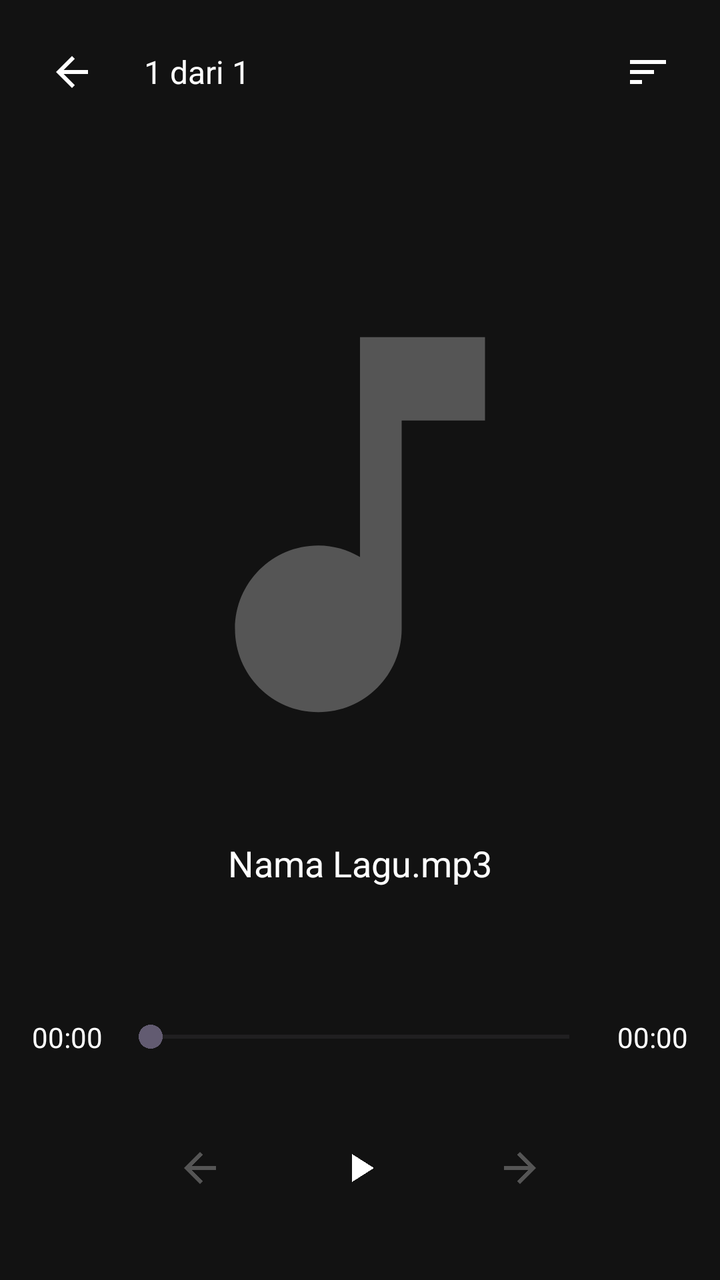
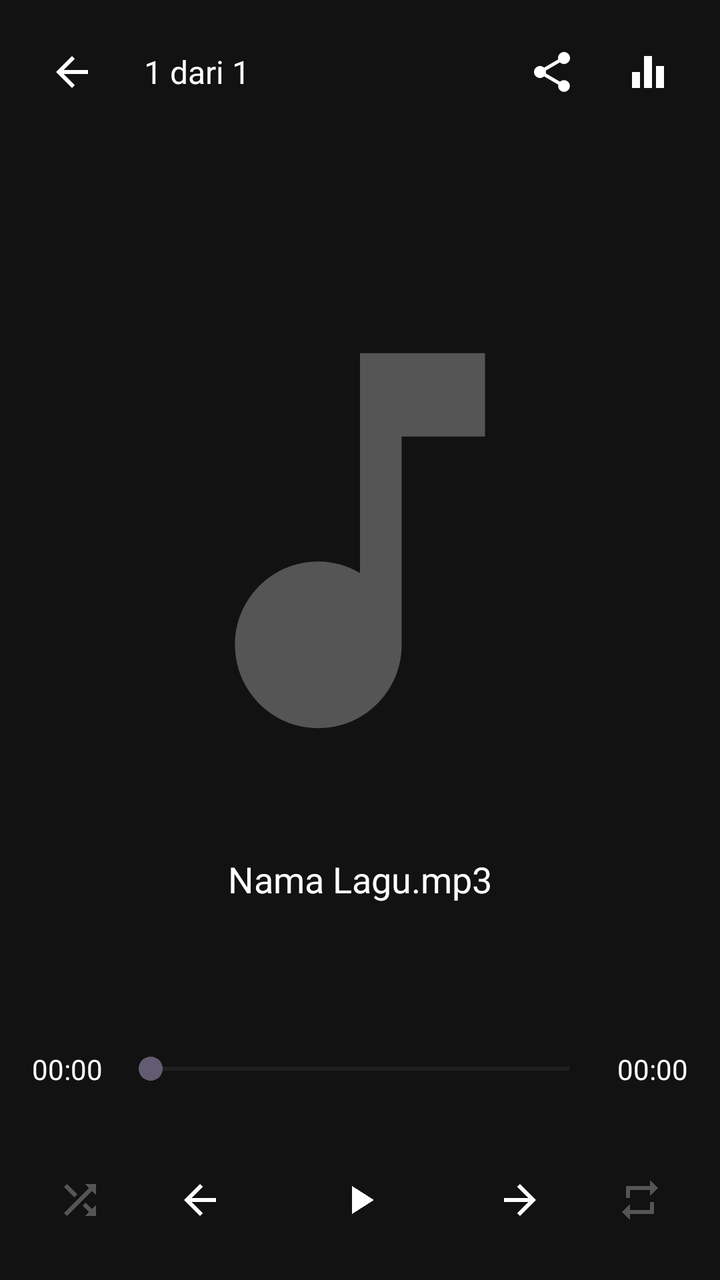

The first picture is an Android layout as it rendered before a commit; the second is the same layout after the commit. The layout source and the unified diff follow.
<!-- AndroidManifest.xml: application theme Theme.PlaManajer -->
<!-- res/layout/activity_audio_player.xml -->
<?xml version="1.0" encoding="utf-8"?>
<LinearLayout xmlns:android="http://schemas.android.com/apk/res/android"
    xmlns:app="http://schemas.android.com/apk/res-auto"
    android:layout_width="match_parent"
    android:layout_height="match_parent"
    android:background="#121212"
    android:orientation="vertical">

    
    <LinearLayout
        android:layout_width="match_parent"
        android:layout_height="wrap_content"
        android:gravity="center_vertical"
        android:orientation="horizontal"
        android:padding="16dp">
        <ImageButton
            android:id="@+id/btnBack"
            android:layout_width="40dp"
            android:layout_height="40dp"
            android:background="?attr/selectableItemBackgroundBorderless"
            android:src="@drawable/ic_back" />
        <TextView
            android:id="@+id/tvCounter"
            android:layout_width="0dp"
            android:layout_height="wrap_content"
            android:layout_marginStart="16dp"
            android:layout_weight="1"
            android:text="1 dari 1"
            android:textColor="#FFFFFF"
            android:textSize="16sp" />
        <ImageButton
            android:layout_width="40dp"
            android:layout_height="40dp"
            android:background="?attr/selectableItemBackgroundBorderless"
            android:src="@drawable/ic_sort" 
            app:tint="#FFFFFF"/> 
    </LinearLayout>

    
    <LinearLayout
        android:layout_width="match_parent"
        android:layout_height="0dp"
        android:layout_weight="1"
        android:gravity="center"
        android:orientation="vertical">
        <ImageView
            android:layout_width="250dp"
            android:layout_height="250dp"
            android:src="@drawable/ic_music_note"
            app:tint="#555555" />
        
        <TextView
            android:id="@+id/tvTitle"
            android:layout_width="wrap_content"
            android:layout_height="wrap_content"
            android:layout_marginTop="32dp"
            android:text="Nama Lagu.mp3"
            android:textColor="#FFFFFF"
            android:textSize="18sp" />
    </LinearLayout>

    
    <LinearLayout
        android:layout_width="match_parent"
        android:layout_height="wrap_content"
        android:gravity="center_vertical"
        android:orientation="horizontal"
        android:paddingHorizontal="16dp">
        <TextView
            android:id="@+id/tvCurrent"
            android:layout_width="wrap_content"
            android:layout_height="wrap_content"
            android:text="00:00"
            android:textColor="#FFFFFF" />
        <SeekBar
            android:id="@+id/seekBar"
            android:layout_width="0dp"
            android:layout_height="wrap_content"
            android:layout_marginHorizontal="8dp"
            android:layout_weight="1"
            android:progressTint="#00BFA5" />
        <TextView
            android:id="@+id/tvTotal"
            android:layout_width="wrap_content"
            android:layout_height="wrap_content"
            android:text="00:00"
            android:textColor="#FFFFFF" />
    </LinearLayout>

    
    <LinearLayout
        android:layout_width="match_parent"
        android:layout_height="wrap_content"
        android:gravity="center"
        android:orientation="horizontal"
        android:padding="24dp">
        
        <ImageButton
            android:id="@+id/btnPrev"
            android:layout_width="48dp"
            android:layout_height="48dp"
            android:background="?attr/selectableItemBackgroundBorderless"
            android:src="@drawable/ic_back"
            app:tint="#555555" />

        <ImageButton
            android:id="@+id/btnPlayPause"
            android:layout_width="64dp"
            android:layout_height="64dp"
            android:layout_marginHorizontal="24dp"
            android:background="?attr/selectableItemBackgroundBorderless"
            android:src="@drawable/ic_play" />
            
        <ImageButton
            android:id="@+id/btnNext"
            android:layout_width="48dp"
            android:layout_height="48dp"
            android:background="?attr/selectableItemBackgroundBorderless"
            android:src="@drawable/ic_back"
            android:scaleX="-1"
            app:tint="#555555" />
    </LinearLayout>
</LinearLayout>
<!-- resources referenced by this layout -->
<resources>
  <!-- drawable ic_back (drawable) -->
  <vector xmlns:android="http://schemas.android.com/apk/res/android"
      android:width="24dp" android:height="24dp"
      android:viewportWidth="24" android:viewportHeight="24">
      <path android:fillColor="#FFFFFFFF"
          android:pathData="M20,11H7.83l5.59,-5.59L12,4l-8,8 8,8 1.41,-1.41L7.83,13H20v-2z"/>
  </vector>
  <!-- drawable ic_music_note (drawable) -->
  <vector xmlns:android="http://schemas.android.com/apk/res/android" android:width="24dp" android:height="24dp" android:viewportWidth="24" android:viewportHeight="24">
      <path android:fillColor="#4CAF50" android:pathData="M12,3v10.55c-0.59,-0.34 -1.27,-0.55 -2,-0.55 -2.21,0 -4,1.79 -4,4s1.79,4 4,4 4,-1.79 4,-4V7h4V3h-6z"/>
  </vector>
  <!-- drawable ic_play (drawable) -->
  <vector xmlns:android="http://schemas.android.com/apk/res/android"
      android:width="24dp"
      android:height="24dp"
      android:viewportWidth="24"
      android:viewportHeight="24">
      <path
          android:fillColor="#FFFFFF"
          android:pathData="M8,5v14l11,-7z"/>
  </vector>
  <!-- drawable ic_sort (drawable) -->
  <?xml version="1.0" encoding="utf-8"?>
  <vector xmlns:android="http://schemas.android.com/apk/res/android"
      android:width="24dp" android:height="24dp"
      android:viewportWidth="24" android:viewportHeight="24">
      <path android:fillColor="#FFFFFFFF"
          android:pathData="M3,18h6v-2L3,16v2zM3,6v2h18L21,6L3,6zM3,13h12v-2L3,11v2z"/>
  </vector>
  <style name="Theme.PlaManajer" parent="Theme.Material3.DayNight.NoActionBar">
          <item name="colorPrimary">@color/primary</item>
          <item name="colorOnPrimary">@color/on_primary</item>
          <item name="colorPrimaryContainer">@color/primary_container</item>
          <item name="colorOnPrimaryContainer">@color/on_primary_container</item>
          <item name="android:statusBarColor">?attr/colorSurface</item>
          <item name="android:windowLightStatusBar" tools:targetApi="m">?attr/isLightTheme</item>
      </style>
  <color name="primary">#5B8DEF</color>
  <color name="on_primary">#FFFFFF</color>
  <color name="primary_container">#D8E4FF</color>
  <color name="on_primary_container">#001B3D</color>
</resources>

<!-- the commit's change to res/layout/activity_audio_player.xml (unified diff, before → after) -->
@@ -28,12 +28,23 @@
             android:text="1 dari 1"
             android:textColor="#FFFFFF"
             android:textSize="16sp" />
+            
+        
         <ImageButton
+            android:id="@+id/btnShare"
+            android:layout_width="40dp"
+            android:layout_height="40dp"
+            android:layout_marginEnd="8dp"
+            android:background="?attr/selectableItemBackgroundBorderless"
+            android:src="@drawable/ic_share" />
+            
+        
+        <ImageButton
+            android:id="@+id/btnEqualizer"
             android:layout_width="40dp"
             android:layout_height="40dp"
             android:background="?attr/selectableItemBackgroundBorderless"
-            android:src="@drawable/ic_sort" 
-            app:tint="#FFFFFF"/> 
+            android:src="@drawable/ic_equalizer" />
     </LinearLayout>
 
     
@@ -93,15 +104,26 @@
         android:layout_height="wrap_content"
         android:gravity="center"
         android:orientation="horizontal"
-        android:padding="24dp">
+        android:paddingTop="24dp"
+        android:paddingBottom="8dp">
         
+        
+        <ImageButton
+            android:id="@+id/btnShuffle"
+            android:layout_width="40dp"
+            android:layout_height="40dp"
+            android:layout_marginEnd="16dp"
+            android:background="?attr/selectableItemBackgroundBorderless"
+            android:src="@drawable/ic_shuffle"
+            app:tint="#555555" />
+
         <ImageButton
             android:id="@+id/btnPrev"
             android:layout_width="48dp"
             android:layout_height="48dp"
             android:background="?attr/selectableItemBackgroundBorderless"
             android:src="@drawable/ic_back"
-            app:tint="#555555" />
+            app:tint="#FFFFFF" />
 
         <ImageButton
             android:id="@+id/btnPlayPause"
@@ -118,6 +140,16 @@
             android:background="?attr/selectableItemBackgroundBorderless"
             android:src="@drawable/ic_back"
             android:scaleX="-1"
+            app:tint="#FFFFFF" />
+            
+        
+        <ImageButton
+            android:id="@+id/btnRepeat"
+            android:layout_width="40dp"
+            android:layout_height="40dp"
+            android:layout_marginStart="16dp"
+            android:background="?attr/selectableItemBackgroundBorderless"
+            android:src="@drawable/ic_repeat"
             app:tint="#555555" />
     </LinearLayout>
 </LinearLayout>
<!-- resource entries referenced after the edit -->
@@ -6,6 +6,10 @@
       android:viewportWidth="24" android:viewportHeight="24">
       <path android:fillColor="#FFFFFFFF"
           android:pathData="M20,11H7.83l5.59,-5.59L12,4l-8,8 8,8 1.41,-1.41L7.83,13H20v-2z"/>
+  </vector>
+  <!-- drawable ic_equalizer (drawable) -->
+  <vector xmlns:android="http://schemas.android.com/apk/res/android" android:width="24dp" android:height="24dp" android:viewportWidth="24" android:viewportHeight="24">
+      <path android:fillColor="#FFFFFF" android:pathData="M10,20h4V4h-4v16zM4,20h4v-8H4v8zM16,9v11h4V9h-4z"/>
   </vector>
   <!-- drawable ic_music_note (drawable) -->
   <vector xmlns:android="http://schemas.android.com/apk/res/android" android:width="24dp" android:height="24dp" android:viewportWidth="24" android:viewportHeight="24">
@@ -21,13 +25,17 @@
           android:fillColor="#FFFFFF"
           android:pathData="M8,5v14l11,-7z"/>
   </vector>
-  <!-- drawable ic_sort (drawable) -->
-  <?xml version="1.0" encoding="utf-8"?>
-  <vector xmlns:android="http://schemas.android.com/apk/res/android"
-      android:width="24dp" android:height="24dp"
-      android:viewportWidth="24" android:viewportHeight="24">
-      <path android:fillColor="#FFFFFFFF"
-          android:pathData="M3,18h6v-2L3,16v2zM3,6v2h18L21,6L3,6zM3,13h12v-2L3,11v2z"/>
+  <!-- drawable ic_repeat (drawable) -->
+  <vector xmlns:android="http://schemas.android.com/apk/res/android" android:width="24dp" android:height="24dp" android:viewportWidth="24" android:viewportHeight="24">
+      <path android:fillColor="#FFFFFF" android:pathData="M7,7h10v3l4,-4 -4,-4v3H5v6h2V7zM17,17H7v-3l-4,4 4,4v-3h12v-6h-2v4z"/>
+  </vector>
+  <!-- drawable ic_share (drawable) -->
+  <vector xmlns:android="http://schemas.android.com/apk/res/android" android:width="24dp" android:height="24dp" android:viewportWidth="24" android:viewportHeight="24">
+      <path android:fillColor="#FFFFFF" android:pathData="M18,16.08c-0.76,0 -1.44,0.3 -1.96,0.77L8.91,12.7c0.05,-0.23 0.09,-0.46 0.09,-0.7s-0.04,-0.47 -0.09,-0.7l7.05,-4.11c0.54,0.5 1.25,0.81 2.04,0.81 1.66,0 3,-1.34 3,-3s-1.34,-3 -3,-3 -3,1.34 -3,3c0,0.24 0.04,0.47 0.09,0.7L8.04,9.81C7.5,9.31 6.79,9 6,9c-1.66,0 -3,1.34 -3,3s1.34,3 3,3c0.79,0 1.5,-0.31 2.04,-0.81l7.12,4.16c-0.05,0.21 -0.08,0.43 -0.08,0.65 0,1.61 1.31,2.92 2.92,2.92 1.61,0 2.92,-1.31 2.92,-2.92s-1.31,-2.92 -2.92,-2.92z"/>
+  </vector>
+  <!-- drawable ic_shuffle (drawable) -->
+  <vector xmlns:android="http://schemas.android.com/apk/res/android" android:width="24dp" android:height="24dp" android:viewportWidth="24" android:viewportHeight="24">
+      <path android:fillColor="#FFFFFF" android:pathData="M10.59,9.17L5.41,4 4,5.41l5.17,5.17 1.42,-1.41zM14.5,4l2.04,2.04L4,18.59 5.41,20 17.96,7.46 20,9.5V4h-5.5zM14.83,13.41l-1.41,1.41 3.13,3.13L14.5,20H20v-5.5l-2.04,2.04 -3.13,-3.13z"/>
   </vector>
   <style name="Theme.PlaManajer" parent="Theme.Material3.DayNight.NoActionBar">
           <item name="colorPrimary">@color/primary</item>
